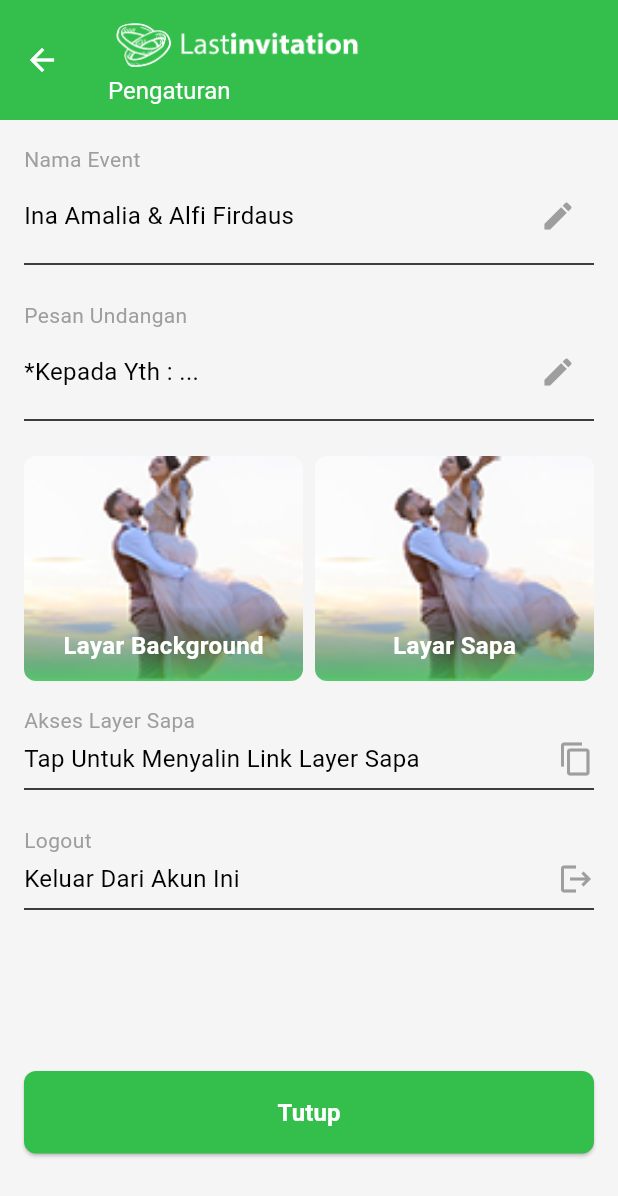
After one commit to Reyn12/last_invitation, a Flutter app: the SettingsScreen screen opened by its route, on a phone screen of 412 x 824 dp. The commit adds this screen. Shown: the top 1196 px of the screen. Run offline on Flutter 3.47's test engine with Material 3 defaults, Android fonts, the phone set to English and light mode, and no system bars; our stand-ins replace font_awesome_flutter.

Commit message:
Checkpoint ada bug di gambar background

```diff
--- a/lib/routes.dart
+++ b/lib/routes.dart
@@ -3,12 +3,12 @@ import 'screens/login_screen.dart';
 import 'screens/home_screen.dart';
 import 'screens/tamu_screen.dart';
 import 'screens/rsvp_screen.dart';
-// import 'screens/settings_screen.dart';
+import 'screens/settings_screen.dart';
 
 final Map<String, WidgetBuilder> appRoutes = {
   '/': (context) => const LoginScreen(),
   '/home': (context) => const HomeScreen(),
   '/tamu': (context) => const TamuScreen(),
   '/rsvp': (context) => const RsvpScreen(),
-  // '/settings': (context) => const SettingsScreen(),
+  '/settings': (context) => const SettingsScreen(),
 };
--- /dev/null
+++ b/lib/screens/settings_screen.dart
@@ -0,0 +1,272 @@
+import 'package:flutter/material.dart';
+import '../utils/app_colors.dart';
+
+class SettingsScreen extends StatefulWidget {
+  const SettingsScreen({Key? key}) : super(key: key);
+
+  @override
+  _SettingsScreenState createState() => _SettingsScreenState();
+}
+
+class _SettingsScreenState extends State<SettingsScreen> {
+  // Data contoh
+  final String namaEvent = "Ina Amalia & Alfi Firdaus";
+  final String pesanUndangan = "*Kepada Yth : ...";
+
+  @override
+  Widget build(BuildContext context) {
+    return Scaffold(
+      appBar: AppBar(
+        title: Row(
+          children: [
+            Column(
+              crossAxisAlignment: CrossAxisAlignment.start,
+              children: [
+                Image.asset(
+                  'assets/images/logo-small.png',
+                  height: 40,
+                  color: Colors.white,
+                ),
+                const Text(
+                  'Pengaturan',
+                  style: TextStyle(fontWeight: FontWeight.w400, fontSize: 16),
+                ),
+              ],
+            ),
+          ],
+        ),
+        backgroundColor: AppColors.primary,
+        foregroundColor: Colors.white,
+        centerTitle: false,
+        toolbarHeight: 80,
+      ),
+      body: SingleChildScrollView(
+        padding: const EdgeInsets.all(16),
+        child: Column(
+          crossAxisAlignment: CrossAxisAlignment.start,
+          children: [
+            // Nama Event
+            _buildSettingItem(
+              "Nama Event",
+              namaEvent,
+              onTap: () {
+                // Implementasi edit nama event
+              },
+            ),
+
+            const SizedBox(height: 16),
+
+            // Pesan Undangan
+            _buildSettingItem(
+              "Pesan Undangan",
+              pesanUndangan,
+              onTap: () {
+                // Implementasi edit pesan undangan
+              },
+            ),
+
+            const SizedBox(height: 16),
+
+            // Layer Background dan Layer Sapa
+            Row(
+              children: [
+                Expanded(
+                  child: _buildImageLayerButton(
+                    "Layar Background",
+                    "assets/images/foto.png", // Ganti dengan path gambar yang sesuai
+                    onTap: () {
+                      // Implementasi layer background
+                    },
+                  ),
+                ),
+                const SizedBox(width: 8),
+                Expanded(
+                  child: _buildImageLayerButton(
+                    "Layar Sapa",
+                    "assets/images/foto.png", // Ganti dengan path gambar yang sesuai
+                    onTap: () {
+                      // Implementasi layer sapa
+                    },
+                  ),
+                ),
+              ],
+            ),
+
+            const SizedBox(height: 16),
+
+            // Akses Layer Sapa
+            _buildLinkItem(
+              "Akses Layer Sapa",
+              "Tap Untuk Menyalin Link Layer Sapa",
+              onTap: () {
+                // Implementasi copy link
+              },
+            ),
+
+            const SizedBox(height: 16),
+
+            // Logout
+            _buildLogoutItem(
+              "Logout",
+              "Keluar Dari Akun Ini",
+              onTap: () {
+                Navigator.pushReplacementNamed(context, '/');
+              },
+            ),
+
+            const SizedBox(height: 100),
+
+            // Tutup button
+            SizedBox(
+              width: double.infinity,
+              child: ElevatedButton(
+                onPressed: () {
+                  Navigator.pushReplacementNamed(context, '/home');
+                },
+                style: ElevatedButton.styleFrom(
+                  backgroundColor: AppColors.primary,
+                  padding: const EdgeInsets.symmetric(vertical: 16),
+                  shape: RoundedRectangleBorder(
+                    borderRadius: BorderRadius.circular(8),
+                  ),
+                ),
+                child: const Text(
+                  "Tutup",
+                  style: TextStyle(
+                    color: Colors.white,
+                    fontSize: 16,
+                    fontWeight: FontWeight.bold,
+                  ),
+                ),
+              ),
+            ),
+          ],
+        ),
+      ),
+      // Menghapus bottomNavigationBar
+    );
+  }
+
+  Widget _buildSettingItem(String title, String value, {VoidCallback? onTap}) {
+    return Column(
+      crossAxisAlignment: CrossAxisAlignment.start,
+      children: [
+        Text(title, style: const TextStyle(fontSize: 14, color: Colors.grey)),
+        const SizedBox(height: 4),
+        Row(
+          children: [
+            Expanded(child: Text(value, style: const TextStyle(fontSize: 16))),
+            IconButton(
+              icon: const Icon(Icons.edit, color: Colors.grey),
+              onPressed: onTap,
+            ),
+          ],
+        ),
+        const Divider(),
+      ],
+    );
+  }
+
+  Widget _buildImageLayerButton(
+    String title,
+    String imagePath, {
+    VoidCallback? onTap,
+  }) {
+    return GestureDetector(
+      onTap: onTap,
+      child: Container(
+        height: 150,
+        decoration: BoxDecoration(
+          borderRadius: BorderRadius.circular(8),
+          image: DecorationImage(
+            image: AssetImage(imagePath),
+            fit: BoxFit.cover,
+          ),
+        ),
+        child: Stack(
+          alignment: Alignment.bottomCenter,
+          children: [
+            // Gradient overlay untuk memastikan teks terlihat jelas
+            Container(
+              height: 50,
+              decoration: BoxDecoration(
+                gradient: LinearGradient(
+                  begin: Alignment.topCenter,
+                  end: Alignment.bottomCenter,
+                  colors: [
+                    Colors.transparent,
+                    AppColors.primary.withOpacity(0.8),
+                  ],
+                ),
+                borderRadius: BorderRadius.only(
+                  bottomLeft: Radius.circular(8),
+                  bottomRight: Radius.circular(8),
+                ),
+              ),
+            ),
+            // Teks
+            Padding(
+              padding: const EdgeInsets.only(bottom: 12),
+              child: Text(
+                title,
+                style: const TextStyle(
+                  color: Colors.white,
+                  fontSize: 16,
+                  fontWeight: FontWeight.bold,
+                ),
+              ),
+            ),
+          ],
+        ),
+      ),
+    );
+  }
+
+  Widget _buildLinkItem(String title, String subtitle, {VoidCallback? onTap}) {
+    return Column(
+      crossAxisAlignment: CrossAxisAlignment.start,
+      children: [
+        Text(title, style: const TextStyle(fontSize: 14, color: Colors.grey)),
+        const SizedBox(height: 4),
+        InkWell(
+          onTap: onTap,
+          child: Row(
+            children: [
+              Expanded(
+                child: Text(subtitle, style: const TextStyle(fontSize: 16)),
+              ),
+              const Icon(Icons.copy, color: Colors.grey),
+            ],
+          ),
+        ),
+        const Divider(),
+      ],
+    );
+  }
+
+  Widget _buildLogoutItem(
+    String title,
+    String subtitle, {
+    VoidCallback? onTap,
+  }) {
+    return Column(
+      crossAxisAlignment: CrossAxisAlignment.start,
+      children: [
+        Text(title, style: const TextStyle(fontSize: 14, color: Colors.grey)),
+        const SizedBox(height: 4),
+        InkWell(
+          onTap: onTap,
+          child: Row(
+            children: [
+              Expanded(
+                child: Text(subtitle, style: const TextStyle(fontSize: 16)),
+              ),
+              const Icon(Icons.logout, color: Colors.grey),
+            ],
+          ),
+        ),
+        const Divider(),
+      ],
+    );
+  }
+}
```
Also changed, not shown: assets/images/foto.png (added).
